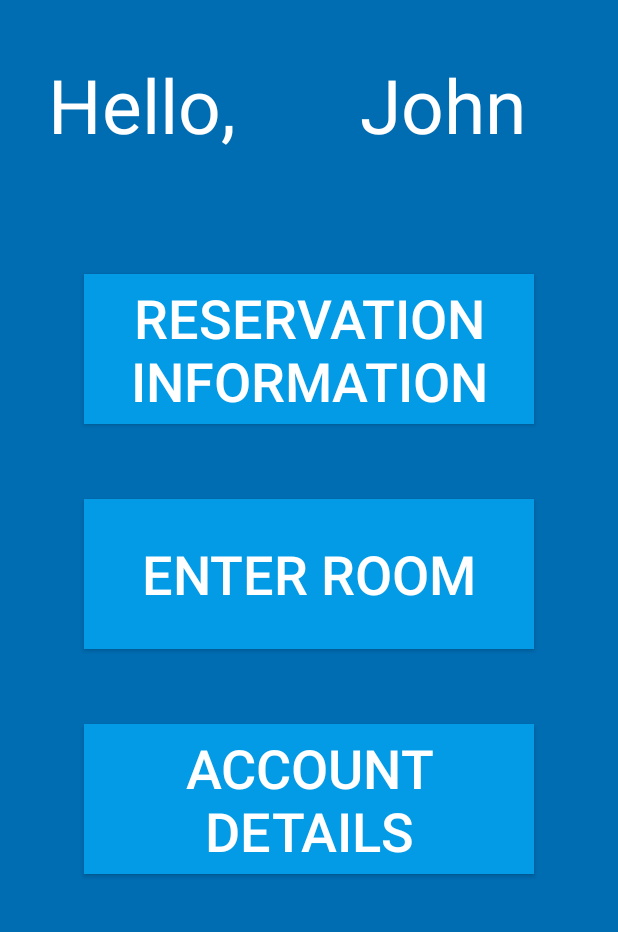
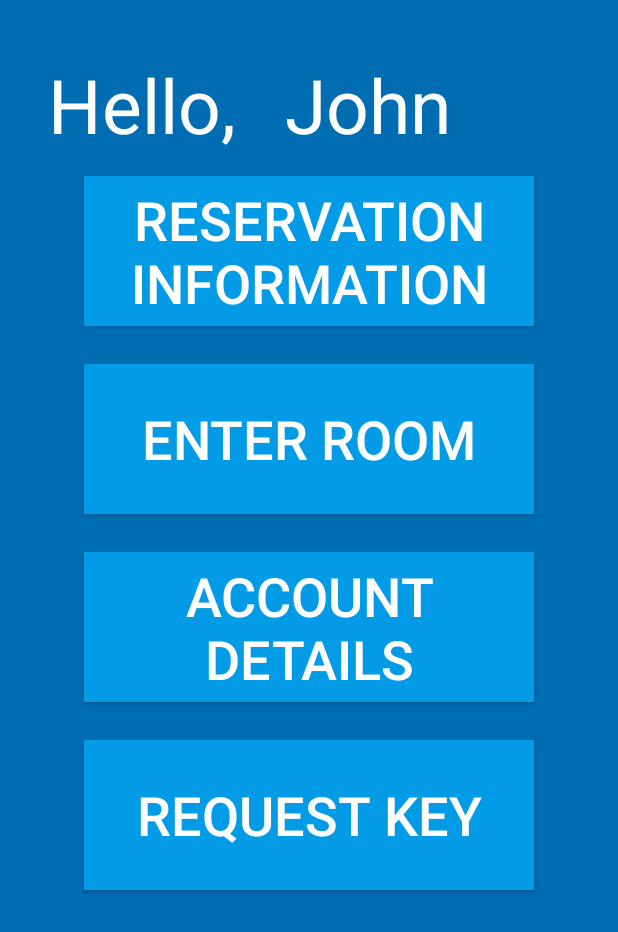
Before and after one commit to rmorga51/Android-Application-with-NFC, an Android app: the ConsumerModeActivity screen opened directly, with no data from a screen before it, on a phone screen of 412 x 824 dp. Shown: the top 932 px of the screen. Run offline under Robolectric (Android 15) with nearby library versions, the phone set to English and light mode, and no system bars.

Commit message:
Added "Request Key" button to the user mode

```diff
--- a/Smart Access/app/src/main/res/layout/activity_consumer_mode.xml
+++ b/Smart Access/app/src/main/res/layout/activity_consumer_mode.xml
@@ -11,7 +11,7 @@
 
     <TextView
         android:id="@+id/textView5"
-        android:layout_width="200dp"
+        android:layout_width="150dp"
         android:layout_height="75dp"
         android:layout_marginStart="32dp"
         android:layout_marginTop="32dp"
@@ -39,7 +39,7 @@
         android:layout_width="300dp"
         android:layout_height="100dp"
         android:layout_marginStart="8dp"
-        android:layout_marginTop="75dp"
+        android:layout_marginTop="10dp"
         android:layout_marginEnd="8dp"
         android:background="@color/colorPrimary"
         android:onClick="viewReservation"
@@ -55,7 +55,7 @@
         android:layout_width="300dp"
         android:layout_height="100dp"
         android:layout_marginStart="8dp"
-        android:layout_marginTop="50dp"
+        android:layout_marginTop="25dp"
         android:layout_marginEnd="8dp"
         android:background="@color/colorPrimary"
         android:onClick="viewRoom"
@@ -71,18 +71,33 @@
         android:layout_width="300dp"
         android:layout_height="100dp"
         android:layout_marginStart="8dp"
-        android:layout_marginTop="50dp"
+        android:layout_marginTop="25dp"
         android:layout_marginEnd="8dp"
-        android:layout_marginBottom="8dp"
         android:background="@color/colorPrimary"
         android:onClick="viewAccount"
         android:text="@string/AccountButton"
         android:textSize="36sp"
+        app:layout_constraintEnd_toEndOf="parent"
+        app:layout_constraintHorizontal_bias="0.5"
+        app:layout_constraintStart_toStartOf="parent"
+        app:layout_constraintTop_toBottomOf="@+id/button15" />
+
+    <Button
+        android:id="@+id/button17"
+        android:layout_width="300dp"
+        android:layout_height="100dp"
+        android:layout_marginStart="8dp"
+        android:layout_marginTop="25dp"
+        android:layout_marginEnd="8dp"
+        android:layout_marginBottom="8dp"
+        android:text="@string/RequestKeyButton"
+        android:textSize="36sp"
+        android:background="@color/colorPrimary"
         app:layout_constraintBottom_toBottomOf="parent"
         app:layout_constraintEnd_toEndOf="parent"
         app:layout_constraintHorizontal_bias="0.5"
         app:layout_constraintStart_toStartOf="parent"
-        app:layout_constraintTop_toBottomOf="@+id/button15"
+        app:layout_constraintTop_toBottomOf="@+id/button16"
         app:layout_constraintVertical_bias="0.0" />
 
 
--- a/Smart Access/app/src/main/res/values/strings.xml
+++ b/Smart Access/app/src/main/res/values/strings.xml
@@ -76,4 +76,5 @@
     <string name="ReservationButton">Reservation Information</string>
     <string name="RoomButton">Enter Room</string>
     <string name="AccountButton">Account Details</string>
+    <string name="RequestKeyButton">Request Key</string>
 </resources>
```
